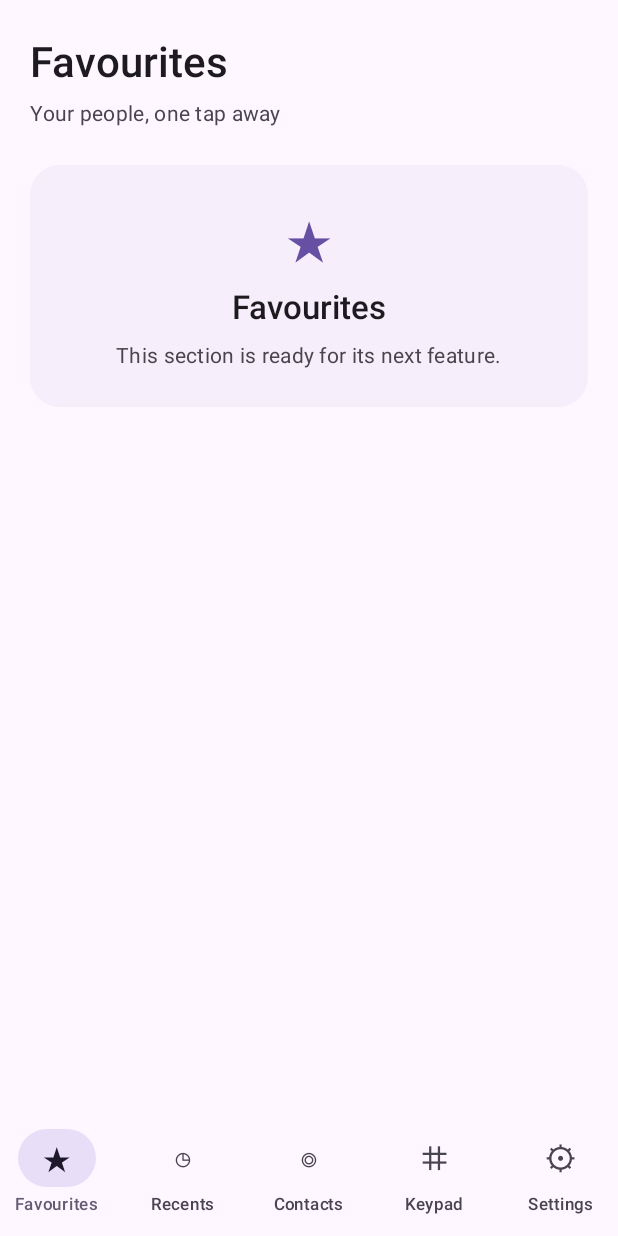
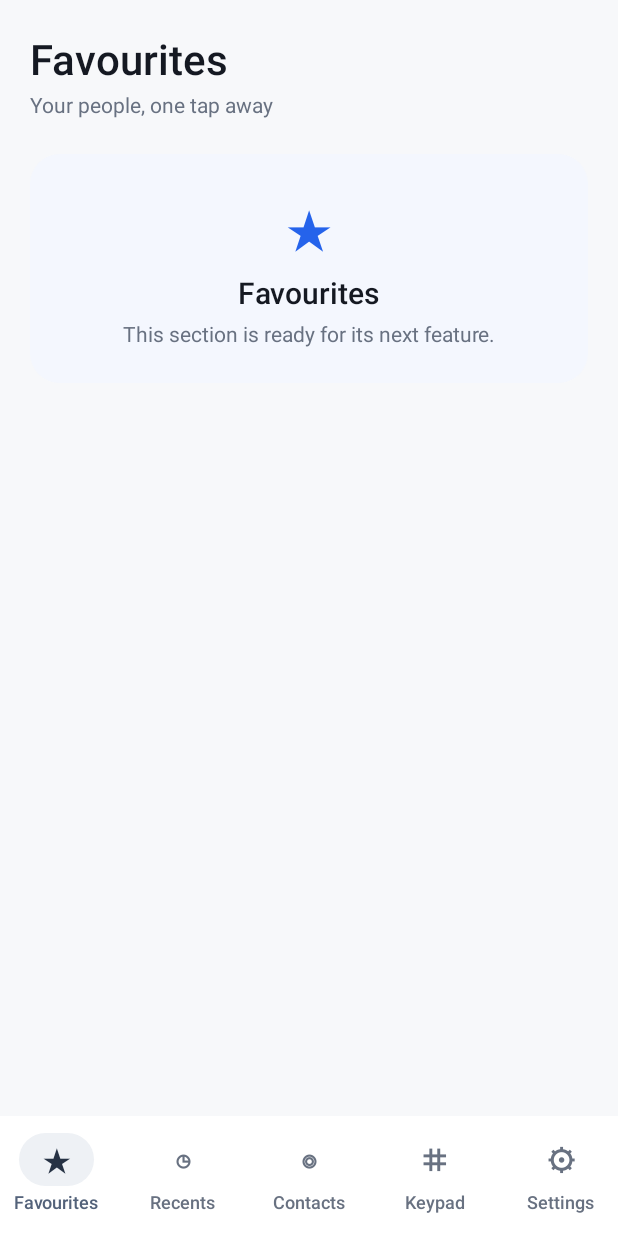
Before and after one commit to addulasaikiran-ops/fluffy-memory, an Android app built with Jetpack Compose: the screen it shows after launch (MainActivity), on a phone screen of 412 x 824 dp. Run offline under Robolectric (Android 15) with nearby library versions, the phone set to English and light mode, and no system bars.

Commit message:
feat(theme): implement light dark and system themes

```diff
--- a/app/src/main/java/com/addulasaikiran/fluffymemory/ui/theme/Theme.kt
+++ b/app/src/main/java/com/addulasaikiran/fluffymemory/ui/theme/Theme.kt
@@ -5,17 +5,80 @@ import androidx.compose.material3.MaterialTheme
 import androidx.compose.material3.darkColorScheme
 import androidx.compose.material3.lightColorScheme
 import androidx.compose.runtime.Composable
+import androidx.compose.runtime.CompositionLocalProvider
+import androidx.compose.ui.graphics.Color
 
-private val LightColors = lightColorScheme()
-private val DarkColors = darkColorScheme()
+enum class DialerThemeMode {
+    SYSTEM,
+    LIGHT,
+    DARK
+}
+
+private val LightColorScheme = lightColorScheme(
+    primary = Color(0xFF2563EB),
+    onPrimary = Color(0xFFFFFFFF),
+    primaryContainer = Color(0xFFE7EEFF),
+    onPrimaryContainer = Color(0xFF153A86),
+    secondary = Color(0xFF53627A),
+    onSecondary = Color(0xFFFFFFFF),
+    secondaryContainer = Color(0xFFEEF1F5),
+    onSecondaryContainer = Color(0xFF263244),
+    background = Color(0xFFF7F8FA),
+    onBackground = Color(0xFF151922),
+    surface = Color(0xFFFFFFFF),
+    onSurface = Color(0xFF151922),
+    surfaceVariant = Color(0xFFEEF1F5),
+    onSurfaceVariant = Color(0xFF687181),
+    outline = Color(0xFF8A93A1),
+    outlineVariant = Color(0xFFE4E7EC),
+    error = Color(0xFFD92D3F),
+    onError = Color(0xFFFFFFFF),
+    errorContainer = Color(0xFFFFE9EC),
+    onErrorContainer = Color(0xFF7F1423)
+)
+
+private val DarkColorScheme = darkColorScheme(
+    primary = Color(0xFF82A9FF),
+    onPrimary = Color(0xFF102B5C),
+    primaryContainer = Color(0xFF1C3158),
+    onPrimaryContainer = Color(0xFFD9E5FF),
+    secondary = Color(0xFFB5C1D4),
+    onSecondary = Color(0xFF263244),
+    secondaryContainer = Color(0xFF202938),
+    onSecondaryContainer = Color(0xFFE0E7F2),
+    background = Color(0xFF0D1118),
+    onBackground = Color(0xFFF4F6FA),
+    surface = Color(0xFF151B24),
+    onSurface = Color(0xFFF4F6FA),
+    surfaceVariant = Color(0xFF202938),
+    onSurfaceVariant = Color(0xFFA5AFBE),
+    outline = Color(0xFF758195),
+    outlineVariant = Color(0xFF2A3442),
+    error = Color(0xFFFF6476),
+    onError = Color(0xFF450A14),
+    errorContainer = Color(0xFF641D2A),
+    onErrorContainer = Color(0xFFFFD9DE)
+)
 
 @Composable
 fun DialerTheme(
-    darkTheme: Boolean = isSystemInDarkTheme(),
+    themeMode: DialerThemeMode = DialerThemeMode.SYSTEM,
     content: @Composable () -> Unit
 ) {
-    MaterialTheme(
-        colorScheme = if (darkTheme) DarkColors else LightColors,
-        content = content
-    )
+    val useDarkTheme = when (themeMode) {
+        DialerThemeMode.SYSTEM -> isSystemInDarkTheme()
+        DialerThemeMode.LIGHT -> false
+        DialerThemeMode.DARK -> true
+    }
+
+    CompositionLocalProvider(
+        LocalDialerColors provides if (useDarkTheme) DarkDialerColors else LightDialerColors
+    ) {
+        MaterialTheme(
+            colorScheme = if (useDarkTheme) DarkColorScheme else LightColorScheme,
+            typography = DialerTypography,
+            shapes = DialerShapes,
+            content = content
+        )
+    }
 }
```
